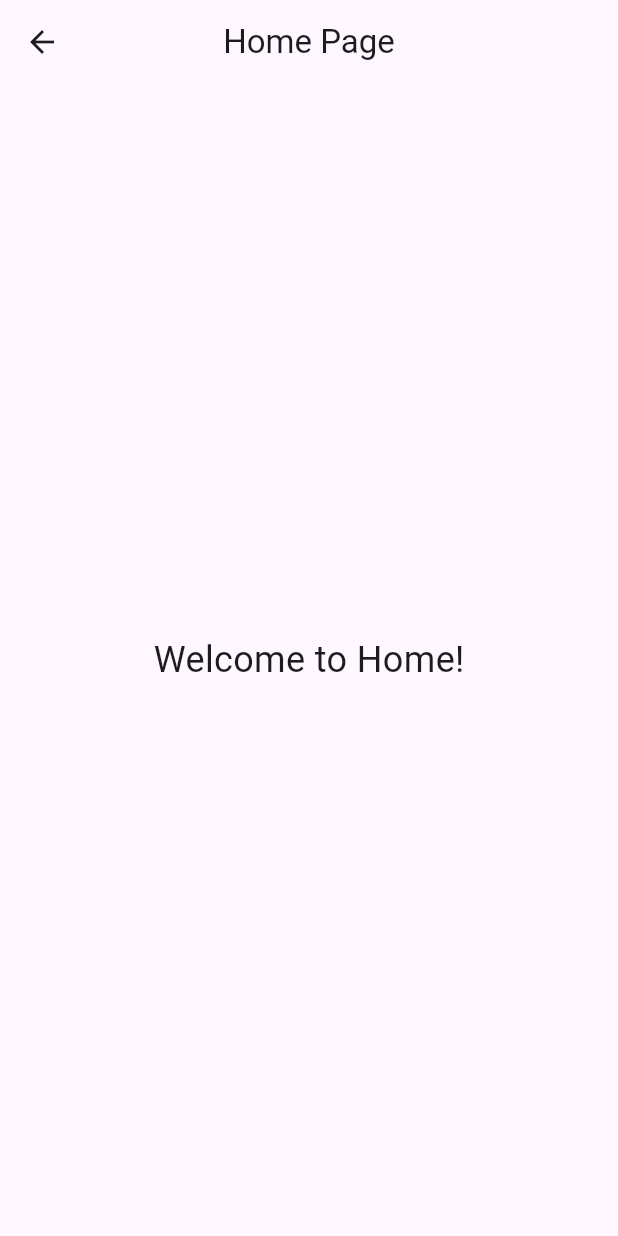
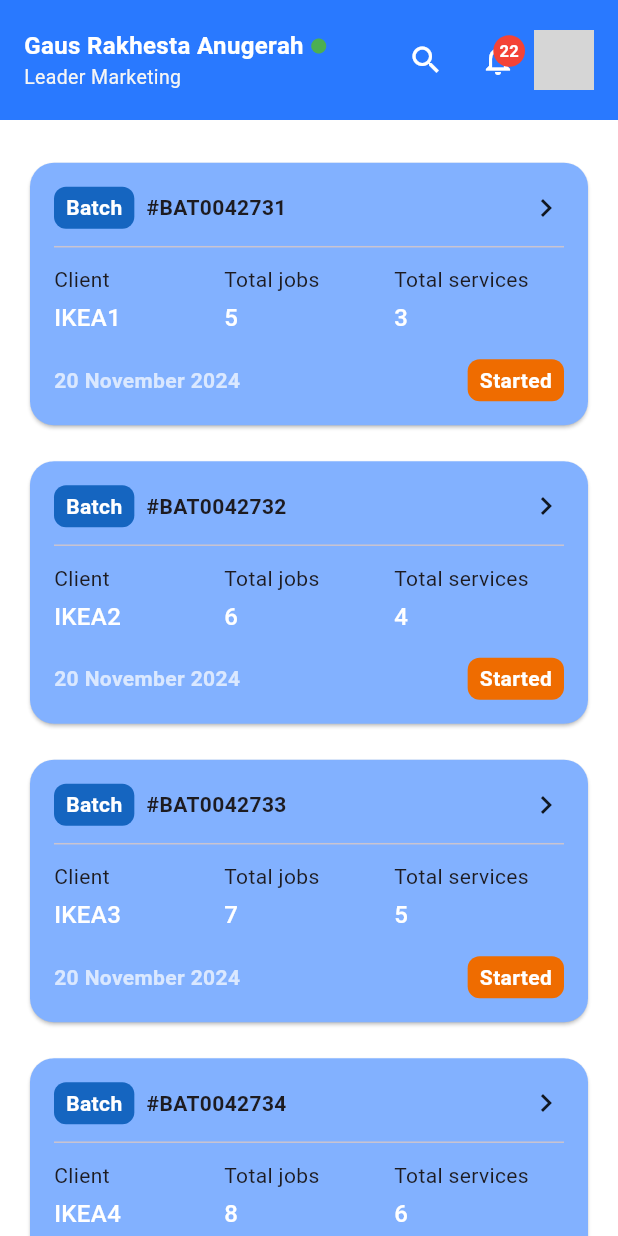
Before and after one commit to gausrakhesta/workordermanagement, a Flutter app: the HomePage screen opened by its route, on a phone screen of 412 x 824 dp. Run offline on Flutter 3.47's test engine with Material 3 defaults, Android fonts, the phone set to English and light mode, and no system bars; our stand-ins replace hive, hive_flutter; accounts and stored records are empty; network calls fail; grey boxes are pictures that could not be loaded.

Commit message:
update dashboard UI

```diff
--- /dev/null
+++ b/lib/components/dashboardAppBar.dart
@@ -0,0 +1,124 @@
+import 'package:flutter/material.dart';
+
+class DashboardAppBar extends StatelessWidget implements PreferredSizeWidget {
+  final String userName;
+  final String userLevel;
+  final int point;
+  final int notificationCount;
+  final String profileImageUrl; // Bisa pakai asset jika ingin offline
+
+  const DashboardAppBar({
+    super.key,
+    required this.userName,
+    required this.userLevel,
+    required this.point,
+    required this.notificationCount,
+    required this.profileImageUrl,
+  });
+
+  @override
+  Size get preferredSize => const Size.fromHeight(80);
+
+  @override
+  Widget build(BuildContext context) {
+    return AppBar(
+      backgroundColor: Colors.blueAccent[400],
+      foregroundColor: Colors.black87,
+      elevation: 0,
+      automaticallyImplyLeading: false,
+      flexibleSpace: SafeArea(
+        child: Padding(
+          padding: const EdgeInsets.symmetric(horizontal: 16, vertical: 8),
+          child: Row(
+            children: [
+              Column(
+                crossAxisAlignment: CrossAxisAlignment.start,
+                mainAxisAlignment: MainAxisAlignment.center,
+                children: [
+                  Row(
+                    children: [
+                      Text(
+                        userName,
+                        style: const TextStyle(
+                          fontSize: 16,
+                          fontWeight: FontWeight.w600,
+                          color: Colors.white,
+                        ),
+                      ),
+                      const SizedBox(width: 4),
+                      const Icon(
+                        Icons.brightness_1,
+                        color: Colors.green,
+                        size: 12,
+                      ),
+                    ],
+                  ),
+                  Text(
+                    'Leader Marketing',
+                    style: TextStyle(color: Colors.grey[100], fontSize: 13),
+                  ),
+                ],
+              ),
+              const Spacer(),
+
+              // Tombol pencarian
+              IconButton(
+                icon: const Icon(Icons.search, color: Colors.white),
+                onPressed: () {
+                  // Aksi pencarian
+                },
+              ),
+
+              // Notifikasi dengan badge
+              Stack(
+                alignment: Alignment.topRight,
+                children: [
+                  IconButton(
+                    icon: const Icon(
+                      Icons.notifications_none,
+                      color: Colors.white,
+                    ),
+                    onPressed: () {
+                      // Aksi buka notifikasi
+                    },
+                  ),
+                  if (notificationCount > 0)
+                    Positioned(
+                      top: 6,
+                      right: 6,
+                      child: Container(
+                        padding: const EdgeInsets.all(4),
+                        decoration: const BoxDecoration(
+                          color: Colors.red,
+                          shape: BoxShape.circle,
+                        ),
+                        constraints: const BoxConstraints(
+                          minWidth: 20,
+                          minHeight: 20,
+                        ),
+                        child: Text(
+                          '$notificationCount',
+                          textAlign: TextAlign.center,
+                          style: const TextStyle(
+                            fontSize: 11,
+                            color: Colors.white,
+                            fontWeight: FontWeight.bold,
+                          ),
+                        ),
+                      ),
+                    ),
+                ],
+              ),
+
+              // Foto profil (jika dari URL)
+              CircleAvatar(
+                radius: 20,
+                backgroundImage: NetworkImage(profileImageUrl),
+              ),
+            ],
+          ),
+        ),
+      ),
+    );
+  }
+}
--- /dev/null
+++ b/lib/components/dashboardCard.dart
@@ -0,0 +1,158 @@
+import 'package:flutter/material.dart';
+
+class DashboardCard extends StatelessWidget {
+  final String batchCode;
+  final String client;
+  final int totalJobs;
+  final int totalServices;
+  final String date;
+  final String status;
+
+  const DashboardCard({
+    super.key,
+    required this.batchCode,
+    required this.client,
+    required this.totalJobs,
+    required this.totalServices,
+    required this.date,
+    required this.status,
+  });
+
+  @override
+  Widget build(BuildContext context) {
+    return Padding(
+      padding: const EdgeInsets.symmetric(horizontal: 16, vertical: 8),
+      child: Card(
+        shape: RoundedRectangleBorder(borderRadius: BorderRadius.circular(16)),
+        color: Colors.blueAccent[100],
+        child: Padding(
+          padding: const EdgeInsets.all(16),
+          child: Column(
+            crossAxisAlignment: CrossAxisAlignment.start,
+            children: [
+              // Header
+              Row(
+                mainAxisAlignment: MainAxisAlignment.spaceBetween,
+                children: [
+                  Row(
+                    children: [
+                      Container(
+                        padding: const EdgeInsets.symmetric(
+                          horizontal: 8,
+                          vertical: 4,
+                        ),
+                        decoration: BoxDecoration(
+                          color: Colors.blue[800],
+                          borderRadius: BorderRadius.circular(8),
+                        ),
+                        child: const Text(
+                          'Batch',
+                          style: TextStyle(
+                            color: Colors.white,
+                            fontWeight: FontWeight.bold,
+                          ),
+                        ),
+                      ),
+                      const SizedBox(width: 8),
+                      Text(
+                        batchCode,
+                        style: const TextStyle(fontWeight: FontWeight.bold),
+                      ),
+                    ],
+                  ),
+                  const Icon(Icons.chevron_right),
+                ],
+              ),
+              const Divider(height: 24),
+              Row(
+                children: [
+                  Expanded(
+                    child: Column(
+                      crossAxisAlignment: CrossAxisAlignment.start,
+                      children: [
+                        const Text('Client'),
+                        const SizedBox(height: 4),
+                        Text(
+                          client,
+                          style: const TextStyle(
+                            fontWeight: FontWeight.w500,
+                            fontSize: 16,
+                            color: Colors.white,
+                          ),
+                        ),
+                      ],
+                    ),
+                  ),
+                  Expanded(
+                    child: Column(
+                      crossAxisAlignment: CrossAxisAlignment.start,
+                      children: [
+                        const Text('Total jobs'),
+                        const SizedBox(height: 4),
+                        Text(
+                          '$totalJobs',
+                          style: const TextStyle(
+                            fontWeight: FontWeight.w500,
+                            fontSize: 16,
+                            color: Colors.white,
+                          ),
+                        ),
+                      ],
+                    ),
+                  ),
+                  Expanded(
+                    child: Column(
+                      crossAxisAlignment: CrossAxisAlignment.start,
+                      children: [
+                        const Text('Total services'),
+                        const SizedBox(height: 4),
+                        Text(
+                          '$totalServices',
+                          style: const TextStyle(
+                            fontWeight: FontWeight.w500,
+                            fontSize: 16,
+                            color: Colors.white,
+                          ),
+                        ),
+                      ],
+                    ),
+                  ),
+                ],
+              ),
+              const SizedBox(height: 16),
+              Row(
+                mainAxisAlignment: MainAxisAlignment.spaceBetween,
+                children: [
+                  Text(
+                    date,
+                    style: const TextStyle(
+                      fontWeight: FontWeight.bold,
+                      color: Colors.white70,
+                    ),
+                  ),
+                  Container(
+                    padding: const EdgeInsets.symmetric(
+                      horizontal: 8,
+                      vertical: 4,
+                    ),
+                    decoration: BoxDecoration(
+                      color: Colors.orange[800],
+                      borderRadius: BorderRadius.circular(8),
+                    ),
+                    child: Text(
+                      status,
+                      style: const TextStyle(
+                        color: Colors.white,
+                        fontWeight: FontWeight.bold,
+                      ),
+                    ),
+                  ),
+                ],
+              ),
+            ],
+          ),
+        ),
+      ),
+    );
+  }
+}
--- /dev/null
+++ b/lib/helpers/media_query.dart
@@ -0,0 +1,14 @@
+import 'package:flutter/material.dart';
+
+class MQ {
+  static double height(BuildContext context) =>
+      MediaQuery.of(context).size.height;
+  static double width(BuildContext context) =>
+      MediaQuery.of(context).size.width;
+
+  static double hp(BuildContext context, double percent) =>
+      MediaQuery.of(context).size.height * percent / 100;
+
+  static double wp(BuildContext context, double percent) =>
+      MediaQuery.of(context).size.width * percent / 100;
+}
--- a/lib/pages/home.dart
+++ b/lib/pages/home.dart
@@ -1,4 +1,8 @@
 import 'package:flutter/material.dart';
+import 'package:work_order/components/dashboardAppBar.dart';
+import 'package:work_order/components/dashboardCard.dart';
+import 'package:work_order/helpers/media_query.dart';
+// ganti sesuai lokasi
 
 class HomePage extends StatelessWidget {
   const HomePage({super.key});
@@ -6,9 +10,27 @@
   @override
   Widget build(BuildContext context) {
     return Scaffold(
-      appBar: AppBar(title: const Text('Home Page'), centerTitle: true),
-      body: const Center(
-        child: Text('Welcome to Home!', style: TextStyle(fontSize: 24)),
+      backgroundColor: const Color(0xFFFFFFFF),
+      appBar: const DashboardAppBar(
+        userName: "Gaus Rakhesta Anugerah",
+        userLevel: "Gold",
+        point: 9871,
+        notificationCount: 22,
+        profileImageUrl: "https://i.pravatar.cc/150?img=3",
+      ),
+      body: ListView.builder(
+        padding: EdgeInsets.only(top: MQ.hp(context, 2)),
+        itemCount: 5,
+        itemBuilder: (context, index) {
+          return DashboardCard(
+            batchCode: '#BAT004273${index + 1}',
+            client: 'IKEA${index + 1}',
+            totalJobs: 5 + index,
+            totalServices: 3 + index,
+            date: '20 November 2024',
+            status: 'Started',
+          );
+        },
       ),
     );
   }
```
